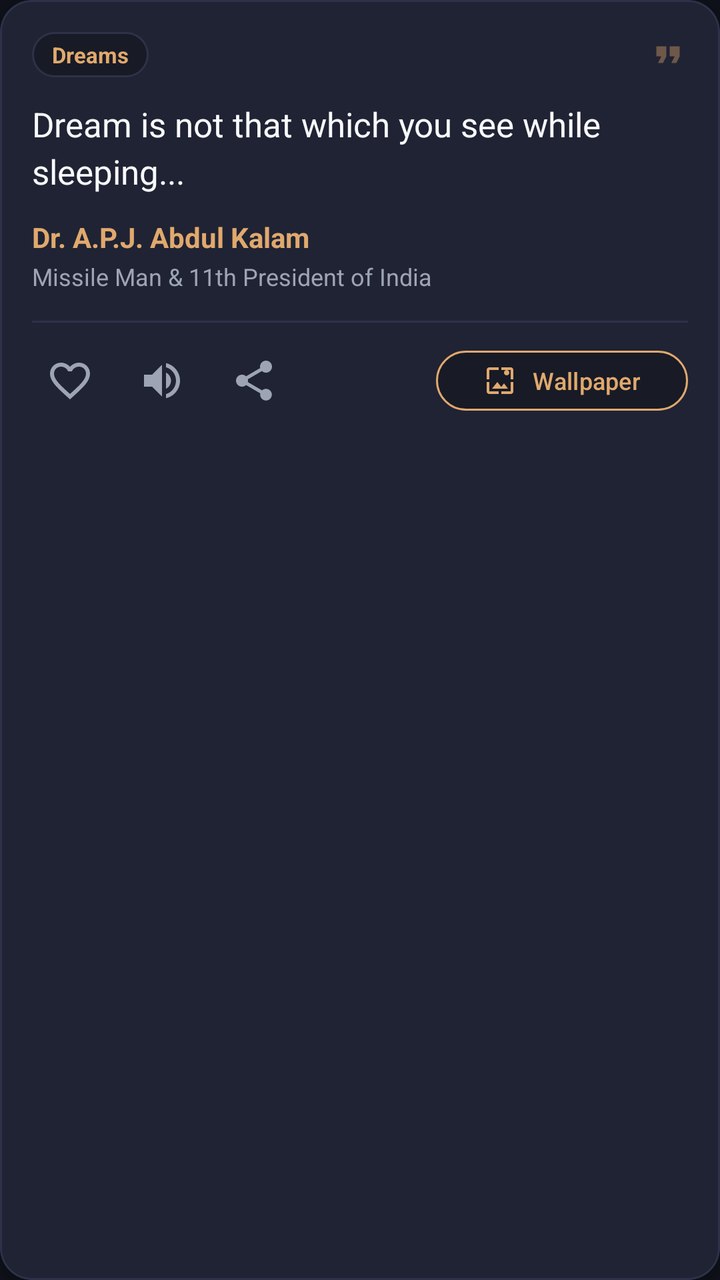
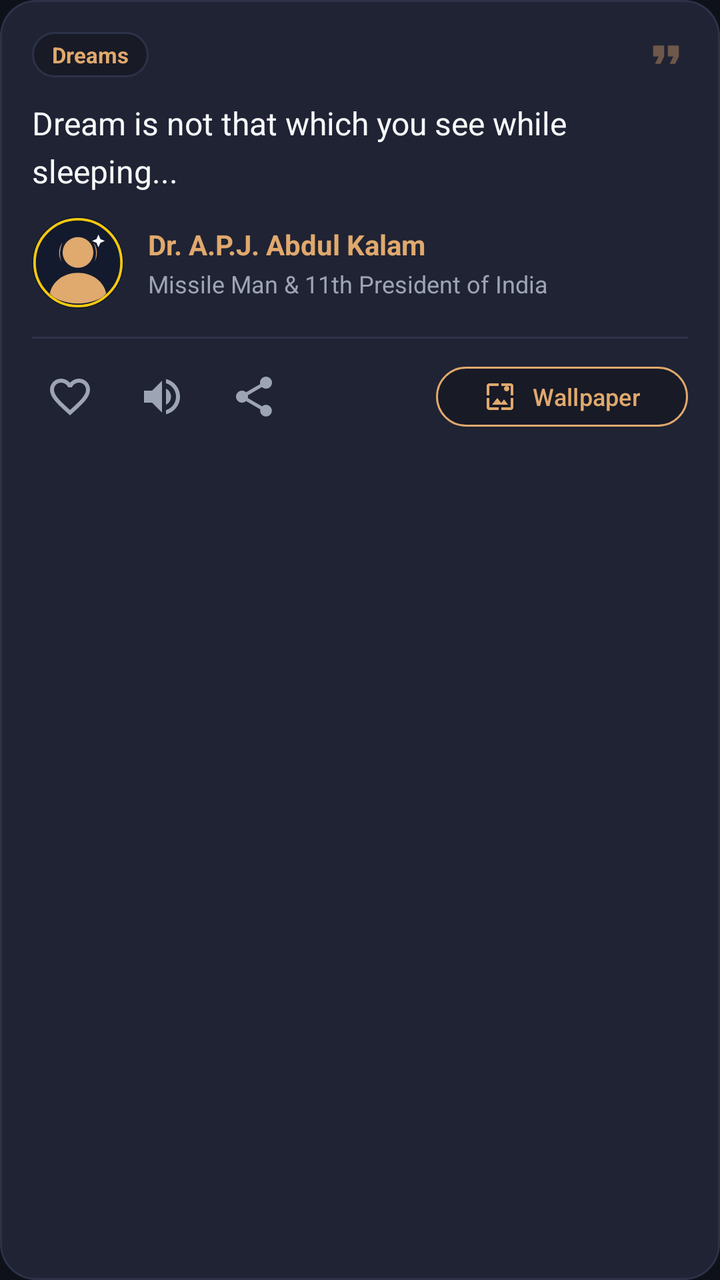

Before-and-after screenshots of an Android layout around one commit, followed by the original layout XML and the change that was made.
<!-- AndroidManifest.xml: application theme Theme.WisdomPulse -->
<!-- res/layout/item_quote_card.xml -->
<?xml version="1.0" encoding="utf-8"?>
<com.google.android.material.card.MaterialCardView xmlns:android="http://schemas.android.com/apk/res/android"
    xmlns:app="http://schemas.android.com/apk/res-auto"
    android:layout_width="match_parent"
    android:layout_height="wrap_content"
    android:layout_marginStart="16dp"
    android:layout_marginEnd="16dp"
    android:layout_marginTop="8dp"
    android:layout_marginBottom="8dp"
    app:cardBackgroundColor="@color/card_dark"
    app:cardCornerRadius="16dp"
    app:cardElevation="3dp"
    app:strokeColor="@color/divider_color"
    app:strokeWidth="1dp">

    <LinearLayout
        android:layout_width="match_parent"
        android:layout_height="wrap_content"
        android:orientation="vertical"
        android:padding="16dp">

        
        <LinearLayout
            android:layout_width="match_parent"
            android:layout_height="wrap_content"
            android:orientation="horizontal"
            android:gravity="center_vertical">

            <TextView
                android:id="@+id/tvCategory"
                android:layout_width="wrap_content"
                android:layout_height="wrap_content"
                android:background="@drawable/bg_chip_unselected"
                android:paddingStart="10dp"
                android:paddingEnd="10dp"
                android:paddingTop="4dp"
                android:paddingBottom="4dp"
                android:text="Dreams"
                android:textColor="@color/primary"
                android:textSize="11sp"
                android:textStyle="bold" />

            <TextView
                android:id="@+id/tvPoemBadge"
                android:layout_width="wrap_content"
                android:layout_height="wrap_content"
                android:layout_marginStart="8dp"
                android:background="@drawable/bg_chip_unselected"
                android:paddingStart="8dp"
                android:paddingEnd="8dp"
                android:paddingTop="4dp"
                android:paddingBottom="4dp"
                android:text="Poetry"
                android:textColor="@color/accent_gold"
                android:textSize="11sp"
                android:visibility="gone" />

            <View
                android:layout_width="0dp"
                android:layout_height="1dp"
                android:layout_weight="1" />

            <ImageView
                android:layout_width="20dp"
                android:layout_height="20dp"
                android:src="@drawable/ic_format_quote"
                android:alpha="0.4"
                android:contentDescription="Quote mark" />
        </LinearLayout>

        
        <TextView
            android:id="@+id/tvQuoteText"
            android:layout_width="match_parent"
            android:layout_height="wrap_content"
            android:layout_marginTop="12dp"
            android:layout_marginBottom="12dp"
            android:lineSpacingExtra="4dp"
            android:text="Dream is not that which you see while sleeping..."
            android:textColor="@color/text_primary"
            android:textSize="17sp"
            android:textStyle="normal" />

        
        <LinearLayout
            android:layout_width="match_parent"
            android:layout_height="wrap_content"
            android:orientation="vertical"
            android:layout_marginBottom="14dp">

            <TextView
                android:id="@+id/tvAuthor"
                android:layout_width="wrap_content"
                android:layout_height="wrap_content"
                android:text="Dr. A.P.J. Abdul Kalam"
                android:textColor="@color/primary"
                android:textSize="14sp"
                android:textStyle="bold" />

            <TextView
                android:id="@+id/tvAuthorRole"
                android:layout_width="wrap_content"
                android:layout_height="wrap_content"
                android:layout_marginTop="2dp"
                android:text="Missile Man &amp; 11th President of India"
                android:textColor="@color/text_secondary"
                android:textSize="12sp" />
        </LinearLayout>

        
        <View
            android:layout_width="match_parent"
            android:layout_height="1dp"
            android:background="@color/divider_color"
            android:layout_marginBottom="10dp" />

        
        <LinearLayout
            android:layout_width="match_parent"
            android:layout_height="wrap_content"
            android:orientation="horizontal"
            android:gravity="center_vertical">

            
            <ImageButton
                android:id="@+id/btnFavorite"
                android:layout_width="38dp"
                android:layout_height="38dp"
                android:background="?attr/selectableItemBackgroundBorderless"
                android:src="@drawable/ic_favorite_border"
                android:contentDescription="Favorite" />

            
            <ImageButton
                android:id="@+id/btnSpeak"
                android:layout_width="38dp"
                android:layout_height="38dp"
                android:layout_marginStart="8dp"
                android:background="?attr/selectableItemBackgroundBorderless"
                android:src="@drawable/ic_volume_up"
                android:contentDescription="Listen" />

            
            <ImageButton
                android:id="@+id/btnShareText"
                android:layout_width="38dp"
                android:layout_height="38dp"
                android:layout_marginStart="8dp"
                android:background="?attr/selectableItemBackgroundBorderless"
                android:src="@drawable/ic_share"
                android:contentDescription="Share" />

            <View
                android:layout_width="0dp"
                android:layout_height="1dp"
                android:layout_weight="1" />

            
            <com.google.android.material.button.MaterialButton
                android:id="@+id/btnWallpaper"
                android:layout_width="wrap_content"
                android:layout_height="38dp"
                android:backgroundTint="@color/surface_dark"
                app:strokeColor="@color/primary"
                app:strokeWidth="1dp"
                app:cornerRadius="19dp"
                android:text="Wallpaper"
                android:textAllCaps="false"
                android:textColor="@color/primary"
                android:textSize="12sp"
                app:icon="@drawable/ic_wallpaper"
                app:iconTint="@color/primary"
                app:iconSize="16dp" />

        </LinearLayout>

    </LinearLayout>
</com.google.android.material.card.MaterialCardView>
<!-- resources referenced by this layout -->
<resources>
  <color name="accent_gold">#F6C90E</color>
  <color name="card_dark">#202334</color>
  <color name="divider_color">#2D3248</color>
  <color name="primary">#E0A96D</color>
  <color name="surface_dark">#181A26</color>
  <color name="text_primary">#F8F9FA</color>
  <color name="text_secondary">#9DA4B4</color>
  <!-- drawable bg_chip_unselected (drawable) -->
  <?xml version="1.0" encoding="utf-8"?>
  <shape xmlns:android="http://schemas.android.com/apk/res/android">
      <solid android:color="@color/surface_dark" />
      <corners android:radius="16dp" />
      <stroke android:width="1dp" android:color="@color/divider_color" />
  </shape>
  <!-- drawable ic_favorite_border (drawable) -->
  <?xml version="1.0" encoding="utf-8"?>
  <vector xmlns:android="http://schemas.android.com/apk/res/android"
      android:width="24dp"
      android:height="24dp"
      android:viewportWidth="24"
      android:viewportHeight="24">
    <path
        android:fillColor="#9DA4B4"
        android:pathData="M16.5,3c-1.74,0 -3.41,0.81 -4.5,2.09C10.91,3.81 9.24,3 7.5,3 4.42,3 2,5.42 2,8.5c0,3.78 3.4,6.86 8.55,11.54L12,21.35l1.45,-1.32C18.6,15.36 22,12.28 22,8.5 22,5.42 19.58,3 16.5,3zM12.1,18.55l-0.1,0.1 -0.1,-0.1C7.14,14.24 4,11.39 4,8.5 4,6.5 5.5,5 7.5,5c1.54,0 3.04,0.99 3.57,2.36h1.87C13.46,5.99 14.96,5 16.5,5c2,0 3.5,1.5 3.5,3.5 0,2.89 -3.14,5.74 -7.9,10.05z"/>
  </vector>
  <!-- drawable ic_format_quote (drawable) -->
  <?xml version="1.0" encoding="utf-8"?>
  <vector xmlns:android="http://schemas.android.com/apk/res/android"
      android:width="24dp"
      android:height="24dp"
      android:viewportWidth="24"
      android:viewportHeight="24">
    <path
        android:fillColor="#E0A96D"
        android:pathData="M6,17h3l2,-4V7H5v6h3zm8,0h3l2,-4V7h-6v6h3z"/>
  </vector>
  <!-- drawable ic_volume_up (drawable) -->
  <?xml version="1.0" encoding="utf-8"?>
  <vector xmlns:android="http://schemas.android.com/apk/res/android"
      android:width="24dp"
      android:height="24dp"
      android:viewportWidth="24"
      android:viewportHeight="24">
    <path
        android:fillColor="#9DA4B4"
        android:pathData="M3,9v6h4l5,5V4L7,9H3zm13.5,3c0,-1.77 -1.02,-3.29 -2.5,-4.03v8.05c1.48,-0.73 2.5,-2.25 2.5,-4.02zM14,3.23v2.06c2.89,0.86 5,3.54 5,6.71s-2.11,5.85 -5,6.71v2.06c4.01,-0.91 7,-4.49 7,-8.77s-2.99,-7.86 -7,-8.77z"/>
  </vector>
  <!-- drawable ic_wallpaper (drawable) -->
  <?xml version="1.0" encoding="utf-8"?>
  <vector xmlns:android="http://schemas.android.com/apk/res/android"
      android:width="24dp"
      android:height="24dp"
      android:viewportWidth="24"
      android:viewportHeight="24">
    <path
        android:fillColor="#E0A96D"
        android:pathData="M4,4h7V2H4C2.9,2 2,2.9 2,4v7h2V4zm6,9l-4,5h12l-3,-4 -2.03,2.71L10,13zm7,-9C15.9,4 15,4.9 15,6s0.9,2 2,2 2,-0.9 2,-2 -0.9,-2 -2,-2zm3,-2h-7v2h7v7h2V4C22,2.9 21.1,2 20,2zm0,18h-7v2h7c1.1,0 2,-0.9 2,-2v-7h-2v7zM4,13H2v7c0,1.1 0.9,2 2,2h7v-2H4v-7z"/>
  </vector>
  <style name="Theme.WisdomPulse" parent="Theme.Material3.Dark.NoActionBar">
          <item name="colorPrimary">@color/primary</item>
          <item name="colorSecondary">@color/secondary</item>
          <item name="android:windowBackground">@color/background_dark</item>
          <item name="android:statusBarColor">@color/background_dark</item>
          <item name="android:navigationBarColor">@color/background_dark</item>
      </style>
  <color name="secondary">#6C5CE7</color>
  <color name="background_dark">#0F111A</color>
</resources>

<!-- the commit's change to res/layout/item_quote_card.xml (unified diff, before → after) -->
@@ -8,7 +8,7 @@
     android:layout_marginTop="8dp"
     android:layout_marginBottom="8dp"
     app:cardBackgroundColor="@color/card_dark"
-    app:cardCornerRadius="16dp"
+    app:cardCornerRadius="18dp"
     app:cardElevation="3dp"
     app:strokeColor="@color/divider_color"
     app:strokeWidth="1dp">
@@ -50,7 +50,7 @@
                 android:paddingEnd="8dp"
                 android:paddingTop="4dp"
                 android:paddingBottom="4dp"
-                android:text="Poetry"
+                android:text="✨ Kavya Manch"
                 android:textColor="@color/accent_gold"
                 android:textSize="11sp"
                 android:visibility="gone" />
@@ -61,8 +61,8 @@
                 android:layout_weight="1" />
 
             <ImageView
-                android:layout_width="20dp"
-                android:layout_height="20dp"
+                android:layout_width="22dp"
+                android:layout_height="22dp"
                 android:src="@drawable/ic_format_quote"
                 android:alpha="0.4"
                 android:contentDescription="Quote mark" />
@@ -75,36 +75,81 @@
             android:layout_height="wrap_content"
             android:layout_marginTop="12dp"
             android:layout_marginBottom="12dp"
-            android:lineSpacingExtra="4dp"
+            android:lineSpacingExtra="5dp"
             android:text="Dream is not that which you see while sleeping..."
             android:textColor="@color/text_primary"
-            android:textSize="17sp"
+            android:textSize="16sp"
             android:textStyle="normal" />
 
         
         <LinearLayout
+            android:id="@+id/layoutTranslation"
             android:layout_width="match_parent"
             android:layout_height="wrap_content"
             android:orientation="vertical"
+            android:background="@drawable/bg_chip_unselected"
+            android:padding="10dp"
+            android:layout_marginBottom="12dp"
+            android:visibility="gone">
+
+            <TextView
+                android:layout_width="wrap_content"
+                android:layout_height="wrap_content"
+                android:text="Poetic English Meaning:"
+                android:textColor="@color/primary"
+                android:textSize="11sp"
+                android:textStyle="bold" />
+
+            <TextView
+                android:id="@+id/tvTranslation"
+                android:layout_width="match_parent"
+                android:layout_height="wrap_content"
+                android:layout_marginTop="4dp"
+                android:textColor="@color/text_secondary"
+                android:textSize="13sp"
+                android:lineSpacingExtra="2dp" />
+        </LinearLayout>
+
+        
+        <LinearLayout
+            android:layout_width="match_parent"
+            android:layout_height="wrap_content"
+            android:orientation="horizontal"
+            android:gravity="center_vertical"
             android:layout_marginBottom="14dp">
 
-            <TextView
-                android:id="@+id/tvAuthor"
-                android:layout_width="wrap_content"
-                android:layout_height="wrap_content"
-                android:text="Dr. A.P.J. Abdul Kalam"
-                android:textColor="@color/primary"
-                android:textSize="14sp"
-                android:textStyle="bold" />
-
-            <TextView
-                android:id="@+id/tvAuthorRole"
-                android:layout_width="wrap_content"
-                android:layout_height="wrap_content"
-                android:layout_marginTop="2dp"
-                android:text="Missile Man &amp; 11th President of India"
-                android:textColor="@color/text_secondary"
-                android:textSize="12sp" />
+            
+            <ImageView
+                android:id="@+id/ivAuthorAvatar"
+                android:layout_width="46dp"
+                android:layout_height="46dp"
+                android:src="@drawable/avatar_kalam"
+                android:contentDescription="Author Portrait" />
+
+            <LinearLayout
+                android:layout_width="match_parent"
+                android:layout_height="wrap_content"
+                android:orientation="vertical"
+                android:layout_marginStart="12dp">
+
+                <TextView
+                    android:id="@+id/tvAuthor"
+                    android:layout_width="wrap_content"
+                    android:layout_height="wrap_content"
+                    android:text="Dr. A.P.J. Abdul Kalam"
+                    android:textColor="@color/primary"
+                    android:textSize="14sp"
+                    android:textStyle="bold" />
+
+                <TextView
+                    android:id="@+id/tvAuthorRole"
+                    android:layout_width="wrap_content"
+                    android:layout_height="wrap_content"
+                    android:layout_marginTop="2dp"
+                    android:text="Missile Man &amp; 11th President of India"
+                    android:textColor="@color/text_secondary"
+                    android:textSize="12sp" />
+            </LinearLayout>
         </LinearLayout>
 
         
